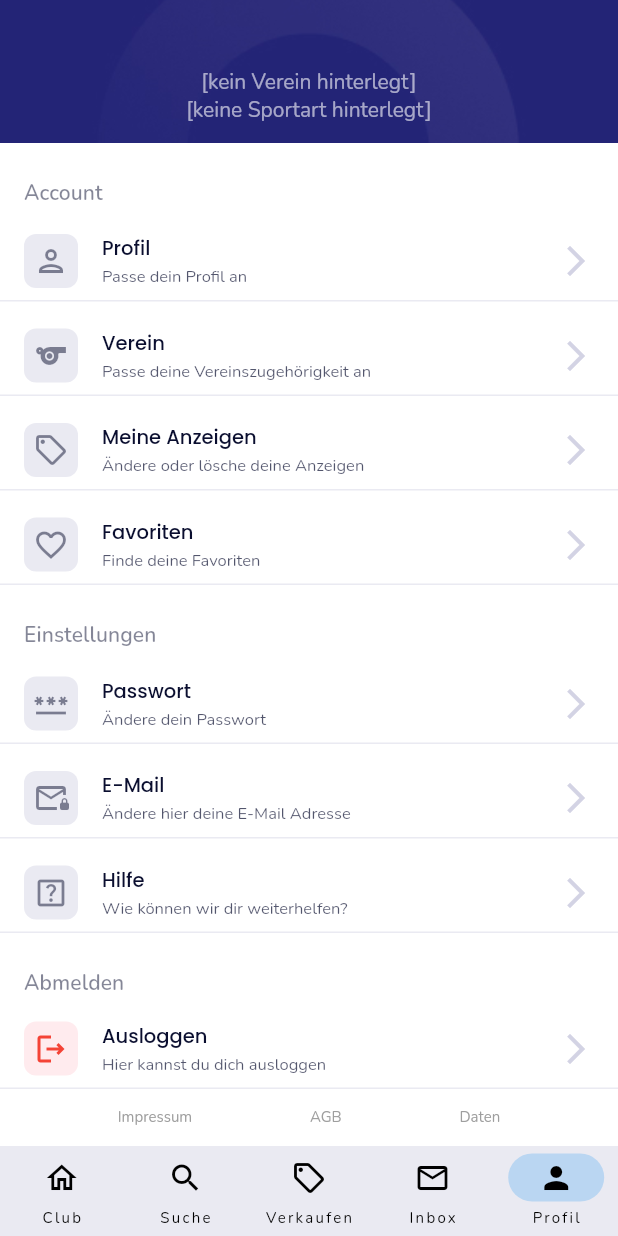
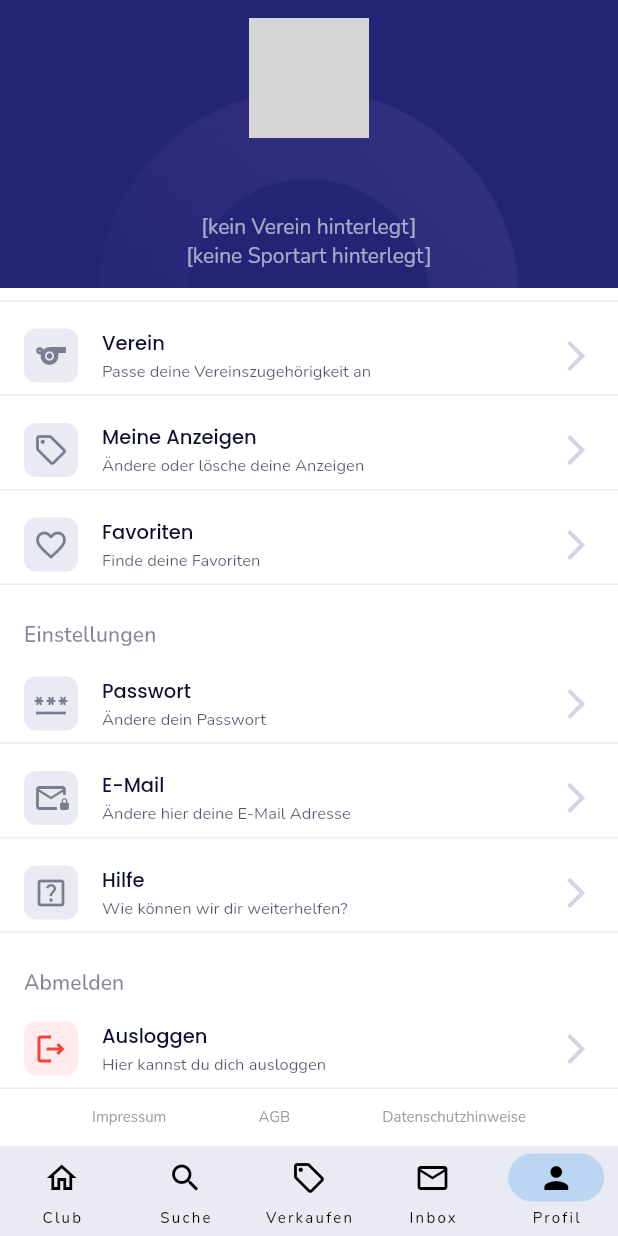
Before and after one commit to TobiasSchotter/clubtwice, a Flutter app: the screen it shows once a user with an empty profile is signed in, item 5 of the bottom bar chosen, scrolled down 97 dp, on a phone screen of 412 x 824 dp. Run offline on Flutter 3.47's test engine with Material 2 defaults, Android fonts, the phone set to English and light mode, and no system bars; our stand-ins replace cloud_firestore, firebase_auth, firebase_core, firebase_storage, flutter_svg, image_picker and 1 more; missing offline and left inert: money2; accounts and stored records are empty; network calls fail; grey boxes are pictures that could not be loaded.

Commit message:
small change

```diff
--- a/lib/views/screens/profile_page.dart
+++ b/lib/views/screens/profile_page.dart
@@ -10,7 +10,6 @@ import 'package:flutter/material.dart';
 import 'package:clubtwice/constant/app_color.dart';
 import 'package:clubtwice/views/widgets/menu_tile_widget.dart';
 import 'package:firebase_auth/firebase_auth.dart';
-
 import '../widgets/profile_tile_widget.dart';
 
 class ProfilePage extends StatefulWidget {
@@ -30,19 +29,16 @@ class _ProfilePageState extends State<ProfilePage> {
   @override
   Widget build(BuildContext context) {
     return Scaffold(
-        body: ListView(
-            shrinkWrap: true,
-            physics: const BouncingScrollPhysics(),
-            children: [
+      body: Column(
+        children: [
           // Section 1 - Profile Picture - Username - Name
-          Container(
-            child: Column(
+          const MyProfileWidget(),
+
+          Expanded(
+            child: ListView(
+              shrinkWrap: true,
+              physics: const BouncingScrollPhysics(),
               children: [
-                // Profile Picture
-
-                const MyProfileWidget(),
-
-                // Section 2 - Account Menu
                 Container(
                   width: MediaQuery.of(context).size.width,
                   margin: const EdgeInsets.only(top: 24),
@@ -283,7 +279,7 @@ class _ProfilePageState extends State<ProfilePage> {
                                 // Add your implementation here
                               },
                               child: const Text(
-                                'Daten',
+                                'Datenschutzhinweise',
                                 style: TextStyle(
                                   color: Colors
                                       .grey, // Customize the color as needed
@@ -297,10 +293,12 @@ class _ProfilePageState extends State<ProfilePage> {
                       ),
                     ],
                   ),
-                )
+                ),
               ],
             ),
-          )
-        ]));
+          ),
+        ],
+      ),
+    );
   }
 }
```
